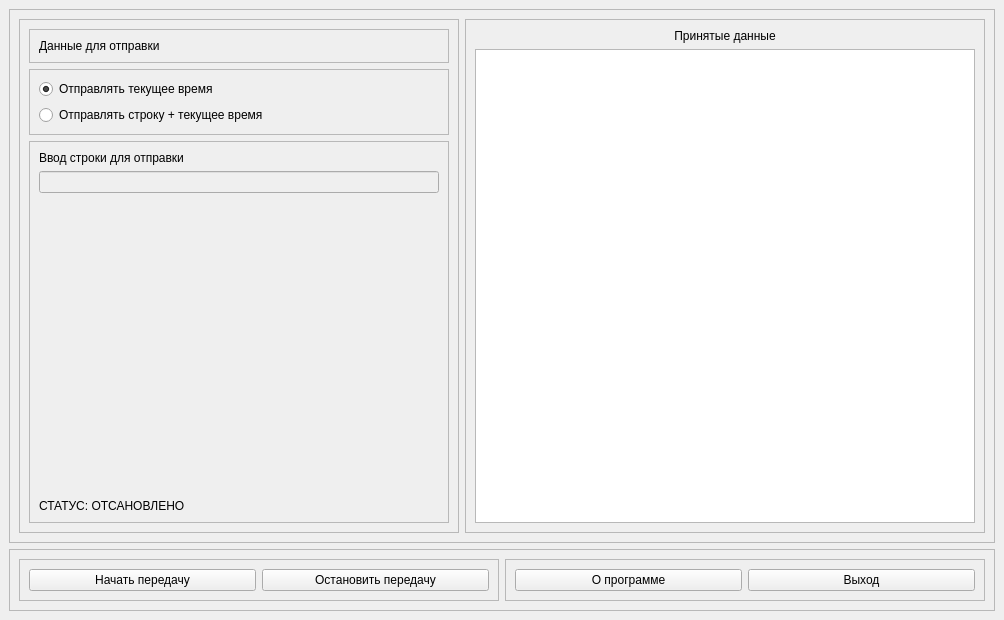
Old version of the form source/mainwindow.ui in the repository J1n4ed/CPP07_QT_Les09_Hw01.
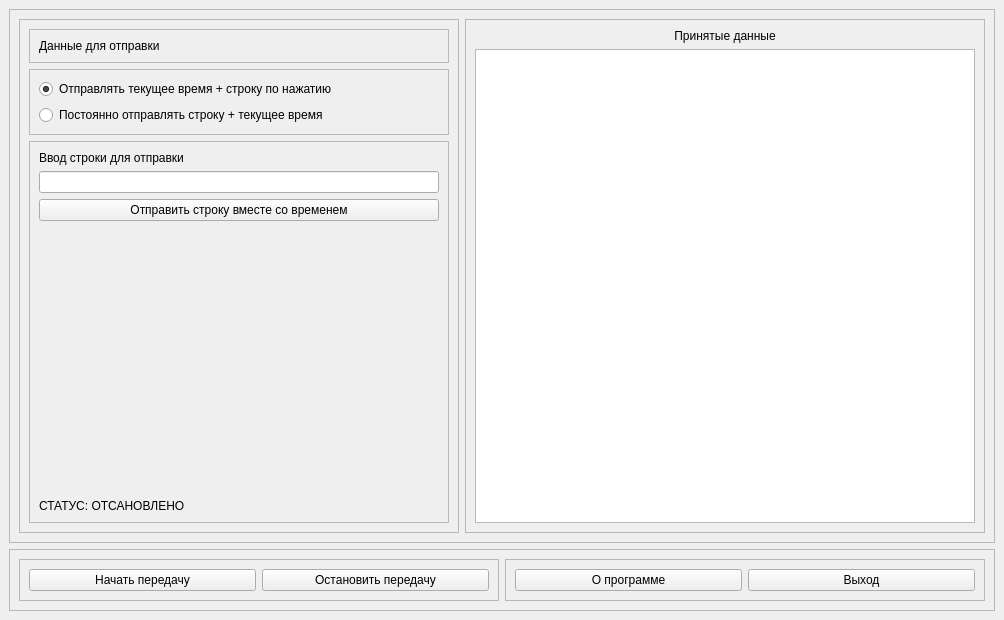
New version of the form.

```diff
--- a/source/mainwindow.ui
+++ b/source/mainwindow.ui
@@ -76,7 +76,7 @@
              <item>
               <widget class="QRadioButton" name="rb_send_time">
                <property name="text">
-                <string>Отправлять текущее время</string>
+                <string>Отправлять текущее время + строку по нажатию</string>
                </property>
                <property name="checked">
                 <bool>true</bool>
@@ -86,7 +86,7 @@
              <item>
               <widget class="QRadioButton" name="rb_send_text">
                <property name="text">
-                <string>Отправлять строку + текущее время</string>
+                <string>Постоянно отправлять строку + текущее время</string>
                </property>
               </widget>
              </item>
@@ -118,7 +118,7 @@
              <item>
               <widget class="QLineEdit" name="le_data">
                <property name="enabled">
-                <bool>false</bool>
+                <bool>true</bool>
                </property>
                <property name="minimumSize">
                 <size>
@@ -128,6 +128,13 @@
                </property>
               </widget>
              </item>
+             <item>
+              <widget class="QPushButton" name="pb_send_string">
+               <property name="text">
+                <string>Отправить строку вместе со временем</string>
+               </property>
+              </widget>
+             </item>
              <item>
               <spacer name="verticalSpacer">
                <property name="orientation">
```
